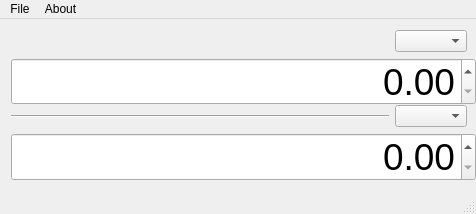
This is src/mainwindow.ui in keshavbhatt/CurrencyConv as Qt 5 draws it before an edit. The edited form follows.
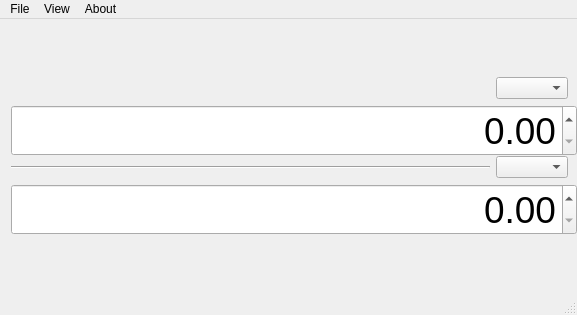
This is the edited form. Icons and pictures are not drawn.

Commit message: added option to load historical rates data to the view.

```diff
--- a/src/mainwindow.ui
+++ b/src/mainwindow.ui
@@ -6,8 +6,8 @@
    <rect>
     <x>0</x>
     <y>0</y>
-    <width>476</width>
-    <height>214</height>
+    <width>577</width>
+    <height>315</height>
    </rect>
   </property>
   <property name="windowTitle">
@@ -127,7 +127,7 @@
     <rect>
      <x>0</x>
      <y>0</y>
-     <width>476</width>
+     <width>577</width>
      <height>22</height>
     </rect>
    </property>
@@ -145,7 +145,14 @@
     </property>
     <addaction name="actionQuit"/>
    </widget>
+   <widget class="QMenu" name="menuView">
+    <property name="title">
+     <string>View</string>
+    </property>
+    <addaction name="actionHistorical_rates"/>
+   </widget>
    <addaction name="menuFile"/>
+   <addaction name="menuView"/>
    <addaction name="menuAbout"/>
   </widget>
   <widget class="QStatusBar" name="statusBar"/>
```
Left out of the diff: 5 changed lines with no effect on the pictures. The commit also changes 2 other files.
